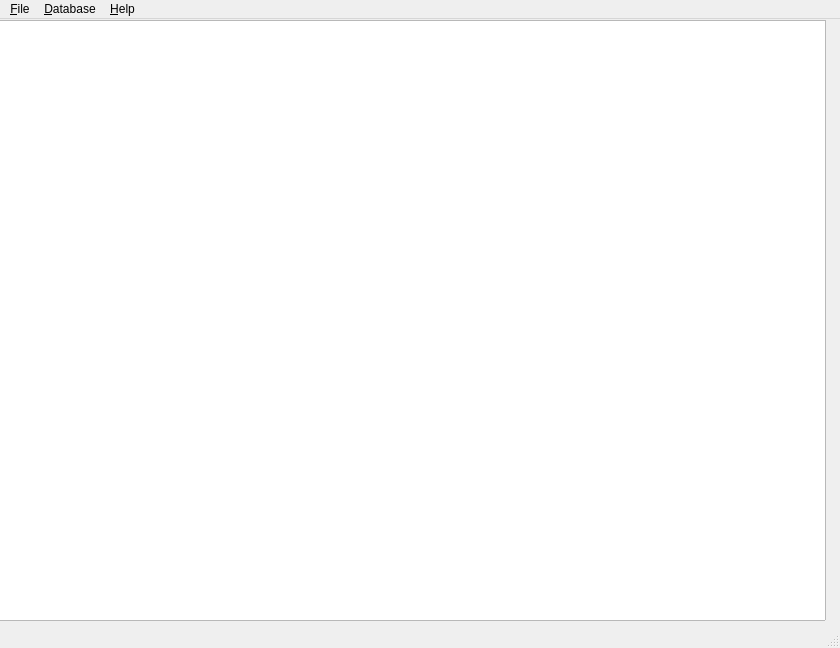
This is qtui/src/mainwindow.ui in hpmachining/ComponentInventory as Qt 5 draws it before an edit. The edited form follows.
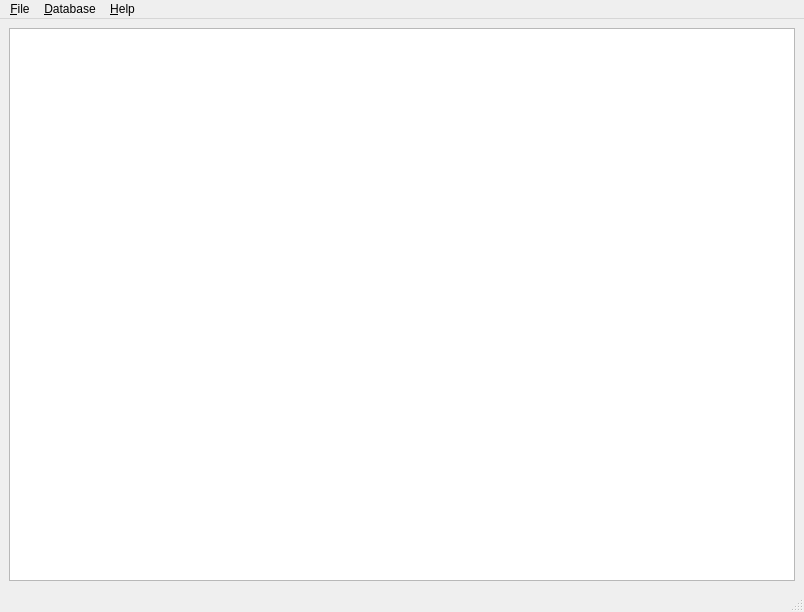
This is the edited form.

Commit message: Add ComponentEditDialog UI and skeleton class

Patch:
```diff
--- a/qtui/src/mainwindow.ui
+++ b/qtui/src/mainwindow.ui
@@ -6,31 +6,26 @@
    <rect>
     <x>0</x>
     <y>0</y>
-    <width>840</width>
-    <height>648</height>
+    <width>804</width>
+    <height>612</height>
    </rect>
   </property>
   <property name="windowTitle">
    <string>MainWindow</string>
   </property>
   <widget class="QWidget" name="centralwidget">
-   <widget class="QTableView" name="componentView">
-    <property name="geometry">
-     <rect>
-      <x>-35</x>
-      <y>1</y>
-      <width>861</width>
-      <height>601</height>
-     </rect>
-    </property>
-   </widget>
+   <layout class="QVBoxLayout" name="verticalLayout">
+    <item>
+     <widget class="QTableView" name="componentView"/>
+    </item>
+   </layout>
   </widget>
   <widget class="QMenuBar" name="menubar">
    <property name="geometry">
     <rect>
      <x>0</x>
      <y>0</y>
-     <width>840</width>
+     <width>804</width>
      <height>33</height>
     </rect>
    </property>
```
The commit also changes 4 other files.
